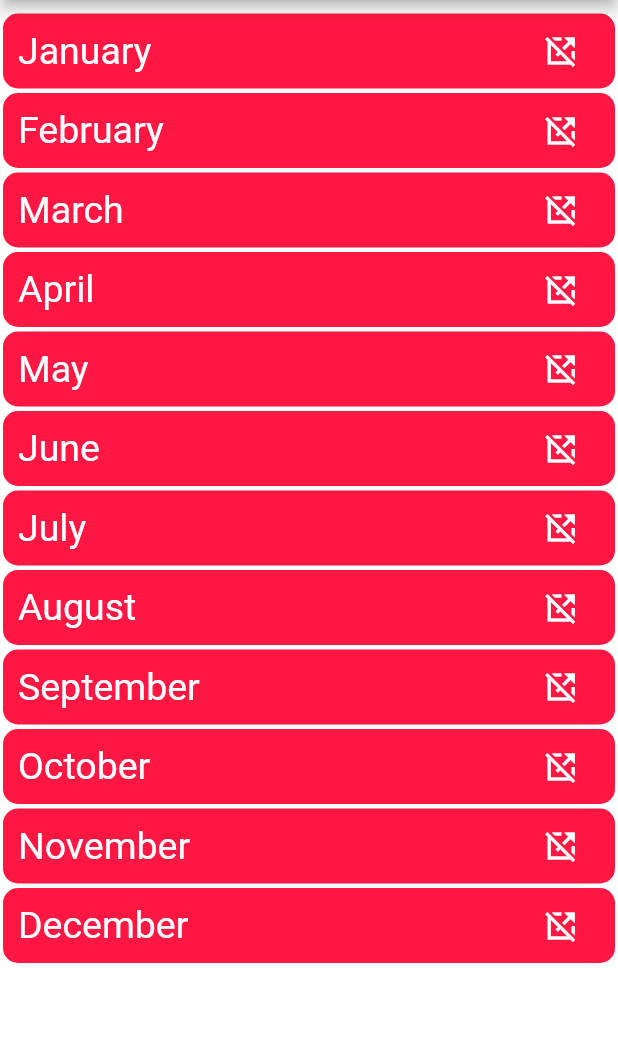
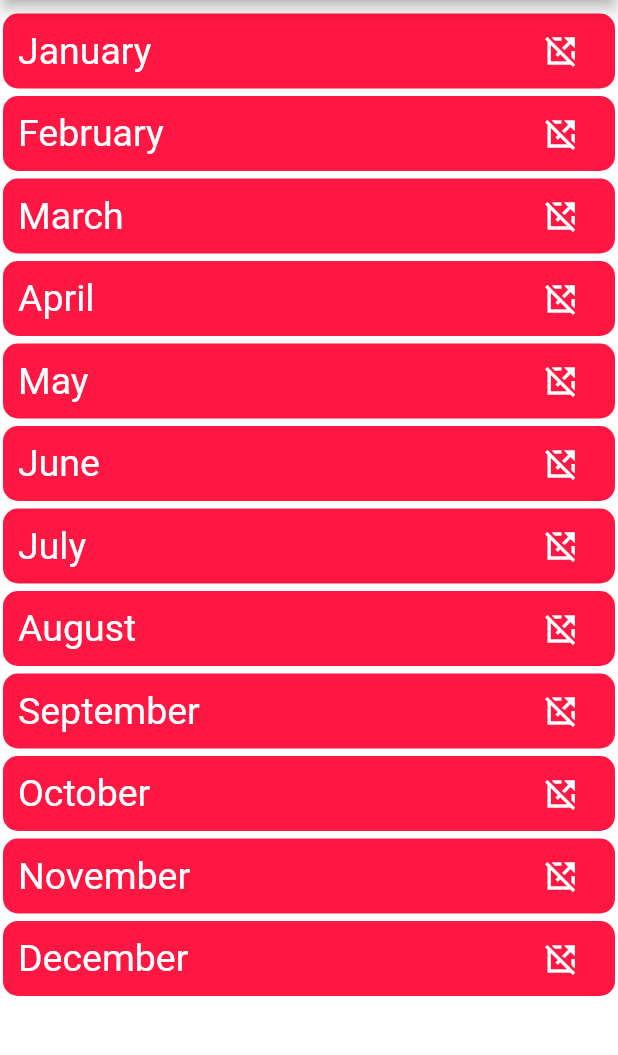
Before and after one commit to Kapilshanbhag09/2021_Calender_flutter, a Flutter app: the screen it shows after launch, on a phone screen of 412 x 824 dp, the part 84-1139 px from its top. Run offline on Flutter 3.47's test engine with Material 2 defaults, Android fonts, the light colour scheme and no system bars.

Commit message:
Changed margin bottom

```diff
--- a/lib/main.dart
+++ b/lib/main.dart
@@ -56,7 +56,7 @@ class HomePage extends StatelessWidget {
                   alignment: Alignment.centerLeft,
                   height: 50.0,
                   margin: const EdgeInsets.only(
-                      left: 2.0, top: 9.0, bottom: 3.0, right: 2.0),
+                      left: 2.0, top: 9.0, bottom: 5.0, right: 2.0),
                   width: MediaQuery.of(context).size.width,
                   child: Row(children: <Widget>[
                     Container(
@@ -91,7 +91,7 @@ class HomePage extends StatelessWidget {
                   alignment: Alignment.centerLeft,
                   height: 50.0,
                   margin:
-                      const EdgeInsets.only(left: 2.0, bottom: 3.0, right: 2.0),
+                      const EdgeInsets.only(left: 2.0, bottom: 5.0, right: 2.0),
                   width: MediaQuery.of(context).size.width,
                   child: Row(children: <Widget>[
                     Container(
@@ -126,7 +126,7 @@ class HomePage extends StatelessWidget {
                   alignment: Alignment.centerLeft,
                   height: 50.0,
                   margin:
-                      const EdgeInsets.only(left: 2.0, bottom: 3.0, right: 2.0),
+                      const EdgeInsets.only(left: 2.0, bottom: 5.0, right: 2.0),
                   width: MediaQuery.of(context).size.width,
                   child: Row(children: <Widget>[
                     Container(
@@ -161,7 +161,7 @@ class HomePage extends StatelessWidget {
                   alignment: Alignment.centerLeft,
                   height: 50.0,
                   margin:
-                      const EdgeInsets.only(left: 2.0, bottom: 3.0, right: 2.0),
+                      const EdgeInsets.only(left: 2.0, bottom: 5.0, right: 2.0),
                   width: MediaQuery.of(context).size.width,
                   child: Row(children: <Widget>[
                     Container(
@@ -196,7 +196,7 @@ class HomePage extends StatelessWidget {
                   alignment: Alignment.centerLeft,
                   height: 50.0,
                   margin:
-                      const EdgeInsets.only(left: 2.0, bottom: 3.0, right: 2.0),
+                      const EdgeInsets.only(left: 2.0, bottom: 5.0, right: 2.0),
                   width: MediaQuery.of(context).size.width,
                   child: Row(children: <Widget>[
                     Container(
@@ -231,7 +231,7 @@ class HomePage extends StatelessWidget {
                   width: MediaQuery.of(context).size.width,
                   height: 50.0,
                   margin:
-                      const EdgeInsets.only(left: 2.0, bottom: 3.0, right: 2.0),
+                      const EdgeInsets.only(left: 2.0, bottom: 5.0, right: 2.0),
                   child: Row(children: <Widget>[
                     Container(
                       width: MediaQuery.of(context).size.width * 0.85,
@@ -264,7 +264,7 @@ class HomePage extends StatelessWidget {
                   alignment: Alignment.centerLeft,
                   width: MediaQuery.of(context).size.width,
                   margin:
-                      const EdgeInsets.only(left: 2.0, bottom: 3.0, right: 2.0),
+                      const EdgeInsets.only(left: 2.0, bottom: 5.0, right: 2.0),
                   height: 50.0,
                   child: Row(children: <Widget>[
                     Container(
@@ -298,7 +298,7 @@ class HomePage extends StatelessWidget {
                   alignment: Alignment.centerLeft,
                   width: MediaQuery.of(context).size.width,
                   margin:
-                      const EdgeInsets.only(left: 2.0, bottom: 3.0, right: 2.0),
+                      const EdgeInsets.only(left: 2.0, bottom: 5.0, right: 2.0),
                   height: 50.0,
                   child: Row(children: <Widget>[
                     Container(
@@ -333,7 +333,7 @@ class HomePage extends StatelessWidget {
                   alignment: Alignment.centerLeft,
                   width: MediaQuery.of(context).size.width,
                   margin:
-                      const EdgeInsets.only(left: 2.0, bottom: 3.0, right: 2.0),
+                      const EdgeInsets.only(left: 2.0, bottom: 5.0, right: 2.0),
                   height: 50.0,
                   child: Row(children: <Widget>[
                     Container(
@@ -368,7 +368,7 @@ class HomePage extends StatelessWidget {
                   alignment: Alignment.centerLeft,
                   width: MediaQuery.of(context).size.width,
                   margin:
-                      const EdgeInsets.only(left: 2.0, bottom: 3.0, right: 2.0),
+                      const EdgeInsets.only(left: 2.0, bottom: 5.0, right: 2.0),
                   height: 50.0,
                   child: Row(children: <Widget>[
                     Container(
@@ -403,7 +403,7 @@ class HomePage extends StatelessWidget {
                   alignment: Alignment.centerLeft,
                   width: MediaQuery.of(context).size.width,
                   margin:
-                      const EdgeInsets.only(left: 2.0, bottom: 3.0, right: 2.0),
+                      const EdgeInsets.only(left: 2.0, bottom: 5.0, right: 2.0),
                   height: 50.0,
                   child: Row(children: <Widget>[
                     Container(
@@ -436,7 +436,7 @@ class HomePage extends StatelessWidget {
                     padding: EdgeInsets.only(left: 10.0),
                     width: MediaQuery.of(context).size.width,
                     margin: const EdgeInsets.only(
-                        left: 2.0, bottom: 3.0, right: 2.0),
+                        left: 2.0, bottom: 5.0, right: 2.0),
                     height: 50.0,
                     alignment: Alignment.centerLeft,
                     child: Row(children: <Widget>[
```
